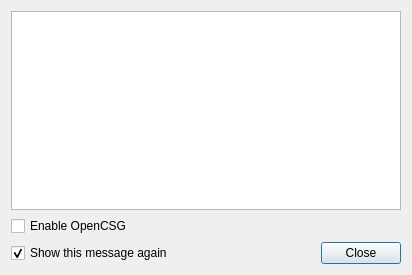
openscad/openscad, file src/OpenCSGWarningDialog.ui: the form before one commit.
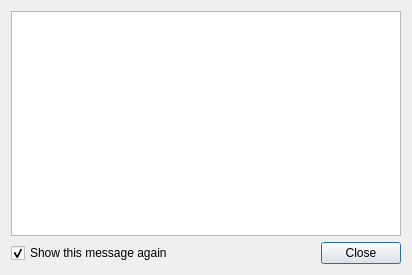
The form after the commit.

Commit message: add information, clarify opencsg warning, refuse to compile OpenCSG <1.3.2

What changed in the file:
```diff
--- a/src/OpenCSGWarningDialog.ui
+++ b/src/OpenCSGWarningDialog.ui
@@ -28,13 +28,6 @@
      </property>
     </widget>
    </item>
-   <item>
-    <widget class="QCheckBox" name="enableOpenCSGBox">
-     <property name="text">
-      <string>Enable OpenCSG</string>
-     </property>
-    </widget>
-   </item>
    <item>
     <layout class="QHBoxLayout" name="horizontalLayout">
      <item>
```
The commit also changes 5 other files.
